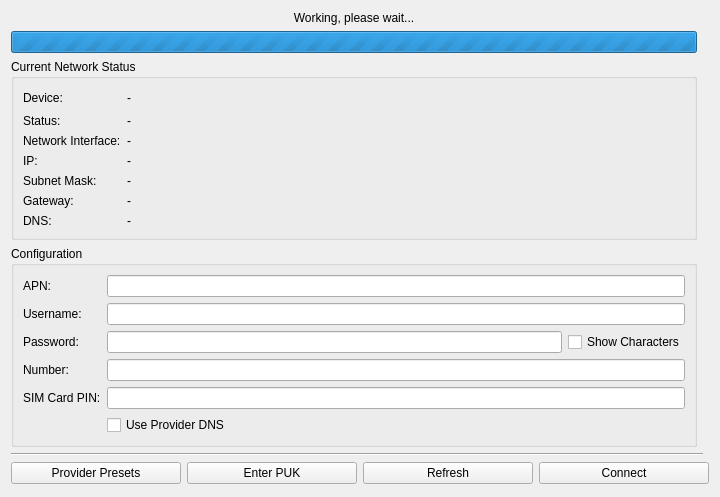
Old version of the form src/brickv/plugin_system/plugins/red/ui/red_tab_settings_mobile_internet.ui in the repository Tinkerforge/brickv.
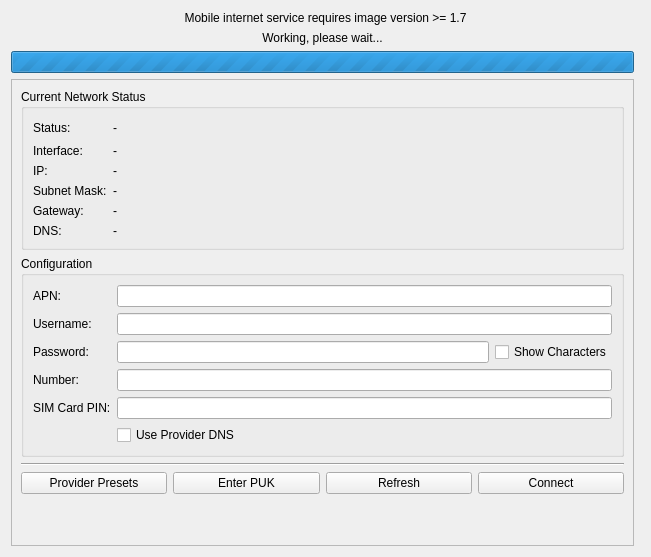
New version of the form.

Commit message: red-brick: 1. GUI modifications 2. Some GUI logic 3. Basic infrastructure for connect, refresh and PUK operation

```diff
--- a/src/brickv/plugin_system/plugins/red/ui/red_tab_settings_mobile_internet.ui
+++ b/src/brickv/plugin_system/plugins/red/ui/red_tab_settings_mobile_internet.ui
@@ -6,65 +6,75 @@
    <rect>
     <x>0</x>
     <y>0</y>
-    <width>720</width>
-    <height>497</height>
+    <width>651</width>
+    <height>557</height>
    </rect>
   </property>
   <property name="windowTitle">
    <string>Form</string>
   </property>
-  <layout class="QGridLayout" name="gridLayout">
-   <item row="10" column="0" colspan="3">
-    <layout class="QHBoxLayout" name="horizontalLayout">
-     <item>
-      <widget class="QPushButton" name="pbutton_mi_provider_presets">
-       <property name="text">
-        <string>Provider Presets</string>
-       </property>
-      </widget>
-     </item>
-     <item>
-      <widget class="QPushButton" name="pbutton_mi_enter_puk">
-       <property name="text">
-        <string>Enter PUK</string>
+  <layout class="QGridLayout" name="gridLayout_5">
+   <item row="2" column="0">
+    <widget class="QProgressBar" name="pbar_mi_working_wait">
+     <property name="maximum">
+      <number>0</number>
+     </property>
+     <property name="value">
+      <number>-1</number>
        </property>
       </widget>
      </item>
-     <item>
-      <widget class="QPushButton" name="pbutton_mi_refresh">
+   <item row="1" column="0">
+    <widget class="QLabel" name="label_mi_working_wait">
        <property name="text">
-        <string>Refresh</string>
-       </property>
-      </widget>
-     </item>
-     <item>
-      <widget class="QPushButton" name="pbutton_mi_connect">
-       <property name="text">
-        <string>Connect</string>
+      <string>Working, please wait...</string>
+     </property>
+     <property name="alignment">
+      <set>Qt::AlignCenter</set>
        </property>
       </widget>
      </item>
-    </layout>
-   </item>
-   <item row="11" column="0">
-    <spacer name="verticalSpacer">
+   <item row="4" column="0">
+    <widget class="QScrollArea" name="sarea_mi">
+     <property name="widgetResizable">
+      <bool>true</bool>
+     </property>
+     <widget class="QWidget" name="scrollAreaWidgetContents">
+      <property name="geometry">
+       <rect>
+        <x>0</x>
+        <y>0</y>
+        <width>623</width>
+        <height>464</height>
+       </rect>
+      </property>
+      <layout class="QGridLayout" name="gridLayout_4">
+       <item row="2" column="0">
+        <widget class="Line" name="line">
      <property name="orientation">
-      <enum>Qt::Vertical</enum>
-     </property>
-     <property name="sizeHint" stdset="0">
-      <size>
-       <width>20</width>
-       <height>40</height>
-      </size>
-     </property>
-    </spacer>
-   </item>
-   <item row="2" column="0">
-    <widget class="QGroupBox" name="groupBox_2">
+          <enum>Qt::Horizontal</enum>
+         </property>
+        </widget>
+       </item>
+       <item row="0" column="0">
+        <widget class="QGroupBox" name="gbox_mi_status">
      <property name="title">
       <string>Current Network Status</string>
      </property>
      <layout class="QGridLayout" name="gridLayout_3">
+          <item row="1" column="2">
+           <spacer name="horizontalSpacer">
+            <property name="orientation">
+             <enum>Qt::Horizontal</enum>
+            </property>
+            <property name="sizeHint" stdset="0">
+             <size>
+              <width>40</width>
+              <height>20</height>
+             </size>
+            </property>
+           </spacer>
+          </item>
       <item row="4" column="0">
        <widget class="QLabel" name="label_9">
         <property name="text">
@@ -82,7 +92,7 @@
       <item row="2" column="0">
        <widget class="QLabel" name="label_7">
         <property name="text">
-         <string>Network Interface:</string>
+             <string>Interface:</string>
         </property>
        </widget>
       </item>
@@ -93,13 +103,6 @@
         </property>
        </widget>
       </item>
-      <item row="0" column="0">
-       <widget class="QLabel" name="label">
-        <property name="text">
-         <string>Device:</string>
-        </property>
-       </widget>
-      </item>
       <item row="3" column="0">
        <widget class="QLabel" name="label_8">
         <property name="text">
@@ -156,31 +159,43 @@
         </property>
        </widget>
       </item>
-      <item row="0" column="1">
-       <widget class="QLabel" name="label_12">
-        <property name="text">
-         <string>-</string>
-        </property>
-       </widget>
-      </item>
-      <item row="0" column="2">
-       <spacer name="horizontalSpacer">
-        <property name="orientation">
-         <enum>Qt::Horizontal</enum>
-        </property>
-        <property name="sizeHint" stdset="0">
-         <size>
-          <width>40</width>
-          <height>20</height>
-         </size>
-        </property>
-       </spacer>
-      </item>
      </layout>
     </widget>
    </item>
    <item row="3" column="0">
-    <widget class="QGroupBox" name="groupBox">
+        <layout class="QHBoxLayout" name="horizontalLayout">
+         <item>
+          <widget class="QPushButton" name="pbutton_mi_provider_presets">
+           <property name="text">
+            <string>Provider Presets</string>
+           </property>
+          </widget>
+         </item>
+         <item>
+          <widget class="QPushButton" name="pbutton_mi_enter_puk">
+           <property name="text">
+            <string>Enter PUK</string>
+           </property>
+          </widget>
+         </item>
+         <item>
+          <widget class="QPushButton" name="pbutton_mi_refresh">
+           <property name="text">
+            <string>Refresh</string>
+           </property>
+          </widget>
+         </item>
+         <item>
+          <widget class="QPushButton" name="pbutton_mi_connect">
+           <property name="text">
+            <string>Connect</string>
+           </property>
+          </widget>
+         </item>
+        </layout>
+       </item>
+       <item row="1" column="0">
+        <widget class="QGroupBox" name="gbox_mi_configuration">
      <property name="title">
       <string>Configuration</string>
      </property>
@@ -252,33 +267,33 @@
      </layout>
     </widget>
    </item>
-   <item row="0" column="0">
-    <widget class="QLabel" name="label_working_wait">
+       <item row="4" column="0">
+        <spacer name="verticalSpacer">
+         <property name="orientation">
+          <enum>Qt::Vertical</enum>
+         </property>
+         <property name="sizeHint" stdset="0">
+          <size>
+           <width>20</width>
+           <height>40</height>
+          </size>
+         </property>
+        </spacer>
+       </item>
+      </layout>
+     </widget>
+    </widget>
+   </item>
+   <item row="0" column="0" colspan="2">
+    <widget class="QLabel" name="label_mi_unsupported">
      <property name="text">
-      <string>Working, please wait...</string>
+      <string>Mobile internet service requires image version &gt;= 1.7</string>
      </property>
      <property name="alignment">
       <set>Qt::AlignCenter</set>
      </property>
     </widget>
    </item>
-   <item row="4" column="0" colspan="2">
-    <widget class="Line" name="line">
-     <property name="orientation">
-      <enum>Qt::Horizontal</enum>
-     </property>
-    </widget>
-   </item>
-   <item row="1" column="0">
-    <widget class="QProgressBar" name="pbar_working_wait">
-     <property name="maximum">
-      <number>0</number>
-     </property>
-     <property name="value">
-      <number>-1</number>
-     </property>
-    </widget>
-   </item>
   </layout>
  </widget>
  <resources/>
```
Left out of the diff: 6 changed lines with no effect on the pictures. Lines whose indentation alone changed are shown as unchanged. The commit also changes 3 other files.
